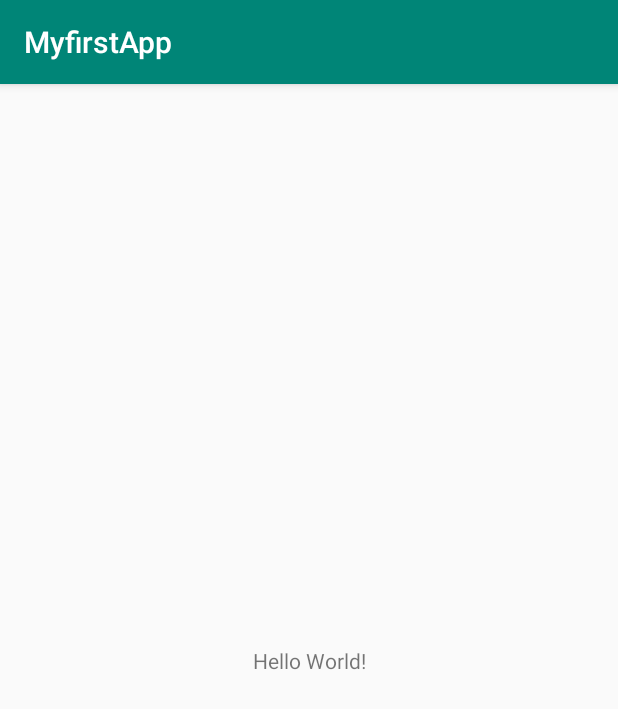
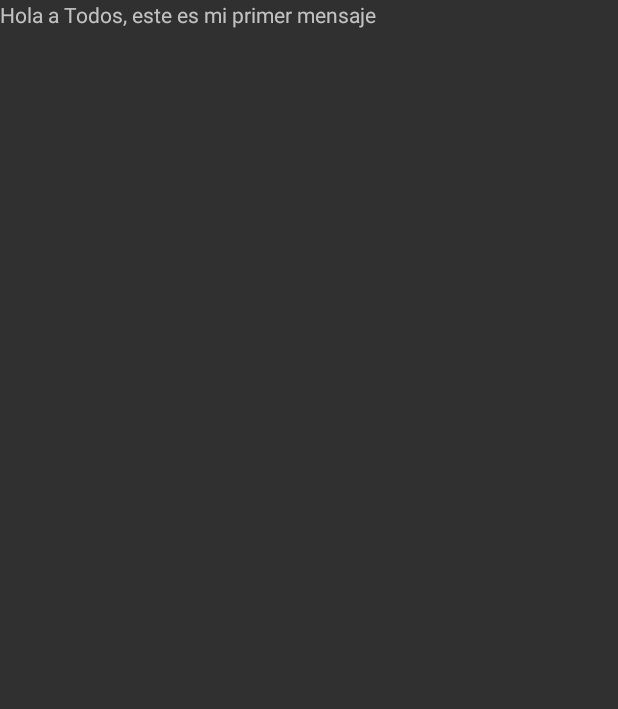
Before and after one commit to pedritoeldulce/MyfirstApp, an Android app: the screen it shows after launch (MainActivity), on a phone screen of 412 x 824 dp. Shown: the top 709 px of the screen. Run offline under Robolectric (Android 15) with nearby library versions, the phone set to English and light mode, and no system bars.

Commit message:
Quitando el ActionBar

```diff
--- a/app/src/main/AndroidManifest.xml
+++ b/app/src/main/AndroidManifest.xml
@@ -8,12 +8,13 @@
         android:label="@string/app_name"
         android:roundIcon="@mipmap/ic_launcher_round"
         android:supportsRtl="true"
-        android:theme="@style/AppTheme">
+        android:theme="@style/Theme.AppCompat.NoActionBar">
         <activity android:name=".MainActivity">
             <intent-filter>
                 <action android:name="android.intent.action.MAIN" />
+                <action android:name="android.intent.action.VIEW"/>
+                <category android:name="android.intent.category.LAUNCHER" />
 
-                <category android:name="android.intent.category.LAUNCHER" />
             </intent-filter>
         </activity>
     </application>
--- a/app/src/main/res/layout/activity_main.xml
+++ b/app/src/main/res/layout/activity_main.xml
@@ -1,18 +1,15 @@
 <?xml version="1.0" encoding="utf-8"?>
-<androidx.constraintlayout.widget.ConstraintLayout xmlns:android="http://schemas.android.com/apk/res/android"
+<LinearLayout xmlns:android="http://schemas.android.com/apk/res/android"
     xmlns:app="http://schemas.android.com/apk/res-auto"
     xmlns:tools="http://schemas.android.com/tools"
     android:layout_width="match_parent"
     android:layout_height="match_parent"
-    tools:context=".MainActivity">
+    tools:context=".MainActivity"
+    android:orientation="vertical">
 
     <TextView
-        android:layout_width="wrap_content"
+        android:layout_width="match_parent"
         android:layout_height="wrap_content"
-        android:text="Hello World!"
-        app:layout_constraintBottom_toBottomOf="parent"
-        app:layout_constraintLeft_toLeftOf="parent"
-        app:layout_constraintRight_toRightOf="parent"
-        app:layout_constraintTop_toTopOf="parent" />
+        android:text="@string/primer_mensaje"/>
 
-</androidx.constraintlayout.widget.ConstraintLayout>
+</LinearLayout>
--- a/app/src/main/res/values/strings.xml
+++ b/app/src/main/res/values/strings.xml
@@ -1,3 +1,4 @@
 <resources>
     <string name="app_name">MyfirstApp</string>
+    <string name="primer_mensaje">Hola a Todos, este es mi primer mensaje</string>
 </resources>
```
Also changed, not shown: 1 other file.
